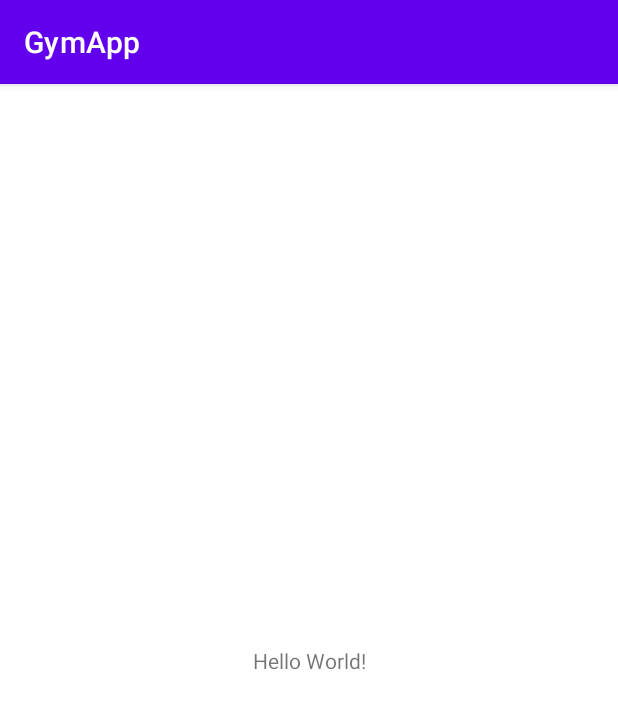
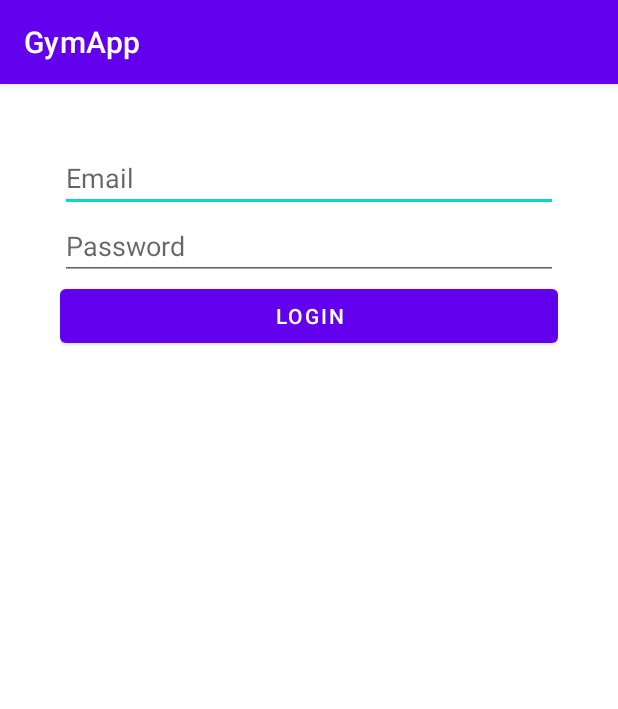
Before and after one commit to joaojacinto/projetoAndroid, an Android app: the screen it shows after launch (MainActivity), on a phone screen of 412 x 824 dp. Shown: the top 709 px of the screen. Run offline under Robolectric (Android 15) with nearby library versions, the phone set to English and light mode, and no system bars; our stand-ins replace Volley.

Commit message:
implementação

```diff
--- a/app/build.gradle
+++ b/app/build.gradle
@@ -33,7 +33,9 @@ dependencies {
     implementation 'androidx.appcompat:appcompat:1.5.1'
     implementation 'com.google.android.material:material:1.7.0'
     implementation 'androidx.constraintlayout:constraintlayout:2.1.4'
+    implementation 'com.android.volley:volley:1.2.1'
     testImplementation 'junit:junit:4.13.2'
     androidTestImplementation 'androidx.test.ext:junit:1.1.4'
     androidTestImplementation 'androidx.test.espresso:espresso-core:3.5.0'
+    implementation 'com.android.volley:volley:1.2.1'
 }
--- a/app/src/main/java/com/example/gymapp/MainActivity.java
+++ b/app/src/main/java/com/example/gymapp/MainActivity.java
@@ -3,6 +3,19 @@ package com.example.gymapp;
 import androidx.appcompat.app.AppCompatActivity;
 
 import android.os.Bundle;
+import android.view.View;
+import android.widget.EditText;
+
+import com.android.volley.Request;
+import com.android.volley.RequestQueue;
+import com.android.volley.Response;
+import com.android.volley.VolleyError;
+import com.android.volley.toolbox.JsonObjectRequest;
+import com.android.volley.toolbox.StringRequest;
+import com.android.volley.toolbox.Volley;
+
+import org.json.JSONException;
+import org.json.JSONObject;
 
 public class MainActivity extends AppCompatActivity {
 
@@ -11,4 +24,20 @@ public class MainActivity extends AppCompatActivity {
         super.onCreate(savedInstanceState);
         setContentView(R.layout.activity_main);
     }
+
+    public void pesquisarUser(View view){
+        String email = ((EditText)findViewById(R.id.edEmail)).getText().toString();
+
+        JSONObject jsonObj = new JSONObject();
+        try {
+            jsonObj.put("users", email);
+        } catch (JSONException e) {
+            e.printStackTrace();
+        }
+
+        RequestQueue queue = Volley.newRequestQueue(getApplicationContext());
+        String url = "http://192.168.1.215:5000/search";
+
+
+    }
 }
--- a/app/src/main/res/layout/activity_main.xml
+++ b/app/src/main/res/layout/activity_main.xml
@@ -1,18 +1,39 @@
 <?xml version="1.0" encoding="utf-8"?>
-<androidx.constraintlayout.widget.ConstraintLayout xmlns:android="http://schemas.android.com/apk/res/android"
+<androidx.appcompat.widget.LinearLayoutCompat xmlns:android="http://schemas.android.com/apk/res/android"
     xmlns:app="http://schemas.android.com/apk/res-auto"
     xmlns:tools="http://schemas.android.com/tools"
     android:layout_width="match_parent"
     android:layout_height="match_parent"
+    android:padding="40dp"
     tools:context=".MainActivity">
 
-    <TextView
-        android:layout_width="wrap_content"
-        android:layout_height="wrap_content"
-        android:text="Hello World!"
-        app:layout_constraintBottom_toBottomOf="parent"
-        app:layout_constraintEnd_toEndOf="parent"
-        app:layout_constraintStart_toStartOf="parent"
-        app:layout_constraintTop_toTopOf="parent" />
 
-</androidx.constraintlayout.widget.ConstraintLayout>
+    <LinearLayout
+        android:layout_width="match_parent"
+        android:layout_height="match_parent"
+        android:orientation="vertical">
+
+        <EditText
+            android:id="@+id/edEmail"
+            android:layout_width="match_parent"
+            android:layout_height="wrap_content"
+            android:ems="10"
+            android:hint="Email"
+            android:inputType="textPersonName" />
+
+        <EditText
+            android:id="@+id/edPassword"
+            android:layout_width="match_parent"
+            android:layout_height="wrap_content"
+            android:ems="10"
+            android:hint="Password"
+            android:inputType="textPersonName" />
+
+        <Button
+            android:id="@+id/btnLogin"
+            android:layout_width="match_parent"
+            android:layout_height="wrap_content"
+            android:text="Login" />
+    </LinearLayout>
+
+</androidx.appcompat.widget.LinearLayoutCompat>
```
